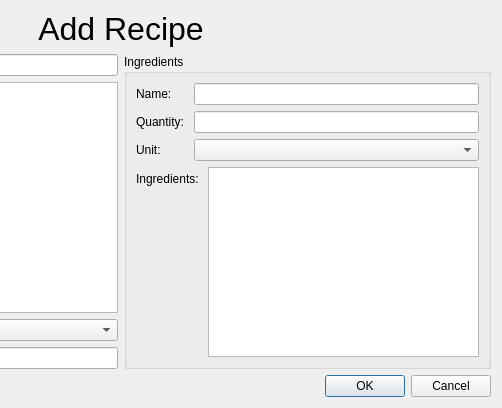
The window that views/addrecipe.ui (computoms/ThomChef) describes before a commit, drawn with Qt 5; both pictures show x 260 to 762 and y 0 to 408 of the 762 by 408 pixel window.
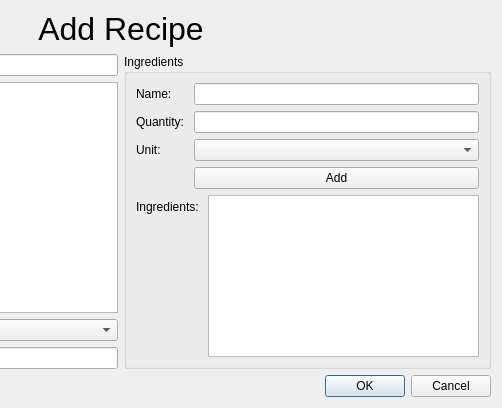
The same window after the commit.

```diff
--- a/views/addrecipe.ui
+++ b/views/addrecipe.ui
@@ -113,6 +113,13 @@
         <item row="2" column="1">
          <widget class="QComboBox" name="ingredient_choose_unit"/>
         </item>
+        <item row="3" column="1">
+         <widget class="QPushButton" name="ingredient_buttonadd">
+          <property name="text">
+           <string>Add</string>
+          </property>
+         </widget>
+        </item>
        </layout>
       </item>
       <item row="1" column="0">
```
